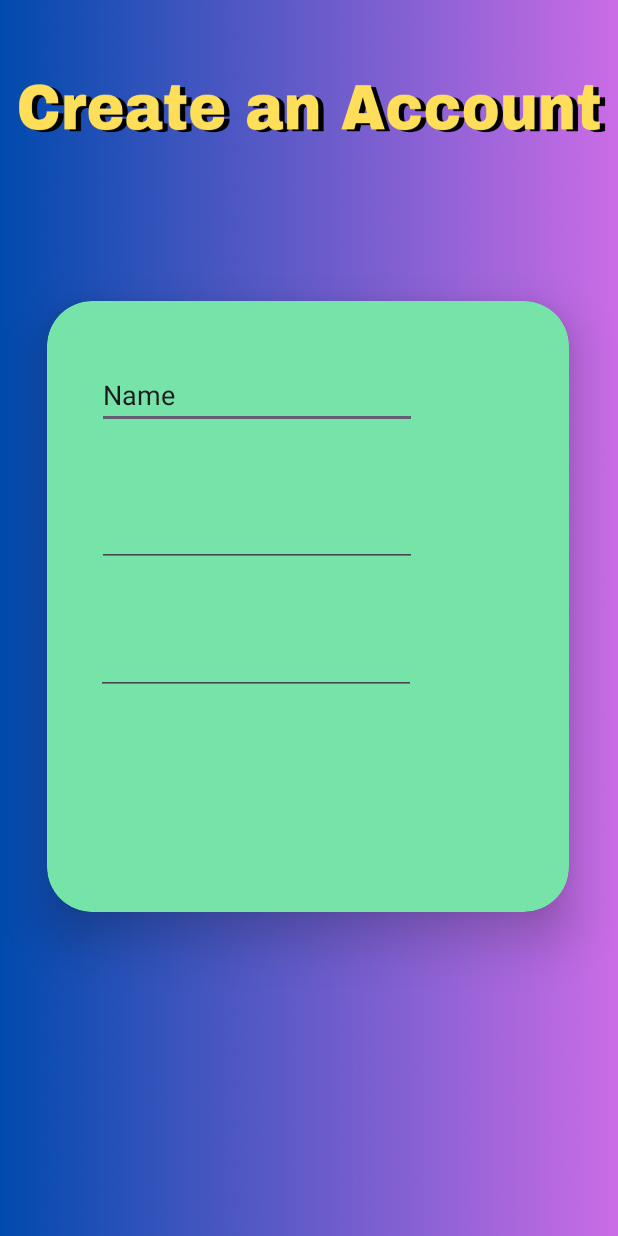
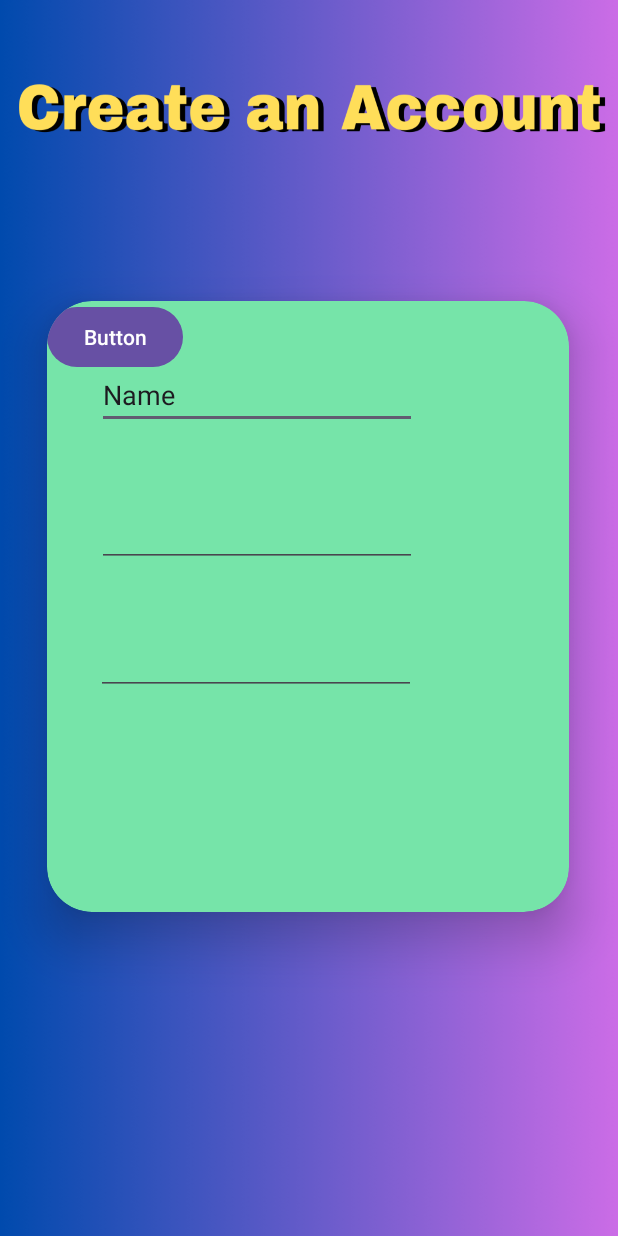
Before and after one commit to GSU-CS-Intro-to-Software-Engineering/SE-2024-Team5, an Android app: the screen it shows after launch (SignUpActivity), after a tap on "Sign Up", on a phone screen of 412 x 824 dp. Run offline under Robolectric (Android 15) with nearby library versions, the phone set to English and light mode, and no system bars; our stand-ins replace Firebase (no records; nobody signed in at launch, a user with empty details on screens opened directly).

Commit message:
Sign up activity initial version

```diff
--- a/app/build.gradle.kts
+++ b/app/build.gradle.kts
@@ -38,10 +38,10 @@ dependencies {
     implementation(libs.material)
     implementation(libs.activity)
     implementation(libs.constraintlayout)
+    implementation(libs.com.google.firebase.firebase.auth2)
     testImplementation(libs.junit)
     androidTestImplementation(libs.ext.junit)
     androidTestImplementation(libs.espresso.core)
     implementation(platform(libs.firebase.bom))
-    implementation(libs.com.google.firebase.firebase.auth3)
 
 }
--- a/app/src/main/AndroidManifest.xml
+++ b/app/src/main/AndroidManifest.xml
@@ -1,6 +1,8 @@
 <?xml version="1.0" encoding="utf-8"?>
 <manifest xmlns:android="http://schemas.android.com/apk/res/android"
     xmlns:tools="http://schemas.android.com/tools">
+
+    <uses-permission android:name="android.permission.INTERNET"/>
 
     <application
         android:allowBackup="true"
--- a/app/src/main/java/com/example/crystalballtaxes/LoginActivity.java
+++ b/app/src/main/java/com/example/crystalballtaxes/LoginActivity.java
@@ -1,10 +1,12 @@
 package com.example.crystalballtaxes;
 
+import android.annotation.SuppressLint;
 import android.content.Intent;
 import android.os.Bundle;
 import android.view.View;
 import android.widget.Button;
 import android.widget.EditText;
+import android.widget.ProgressBar;
 import android.widget.TextView;
 
 import androidx.activity.EdgeToEdge;
@@ -13,17 +15,27 @@ import androidx.core.graphics.Insets;
 import androidx.core.view.ViewCompat;
 import androidx.core.view.WindowInsetsCompat;
 
+import com.google.firebase.auth.FirebaseAuth;
+
 public class LoginActivity extends AppCompatActivity {
 
     private EditText loginEmailInput, loginPassInput;
     private TextView forgetPass;
     private Button loginBtn, signUpBtn;
+    ProgressBar progressBar;
+    private FirebaseAuth mAuth;
 
-
+    //this ignores a false progress bar error
+    @SuppressLint("MissingInflatedId")
     @Override
     protected void onCreate(Bundle savedInstanceState) {
         super.onCreate(savedInstanceState);
         setContentView(R.layout.activity_login);
+
+        // Initialize Firebase Auth
+        mAuth = FirebaseAuth.getInstance();
+        progressBar = findViewById(R.id.loginProgressBar);
+        progressBar.setVisibility(View.GONE);
 
         loginEmailInput = findViewById(R.id.emailEditTxt);
         loginPassInput = findViewById(R.id.passwordEditTxt);
--- a/app/src/main/java/com/example/crystalballtaxes/MainActivity.java
+++ b/app/src/main/java/com/example/crystalballtaxes/MainActivity.java
@@ -16,4 +16,5 @@ public class MainActivity extends AppCompatActivity {
         setContentView(R.layout.activity_main);
 
     }
+
 }
--- a/app/src/main/java/com/example/crystalballtaxes/SignUpActivity.java
+++ b/app/src/main/java/com/example/crystalballtaxes/SignUpActivity.java
@@ -1,19 +1,81 @@
 package com.example.crystalballtaxes;
 
+import static android.content.ContentValues.TAG;
+
 import android.os.Bundle;
+import android.text.TextUtils;
+import android.util.Log;
+import android.view.View;
+import android.widget.Button;
+import android.widget.EditText;
+import android.widget.ProgressBar;
+import android.widget.Toast;
 
 import androidx.activity.EdgeToEdge;
+import androidx.annotation.NonNull;
 import androidx.appcompat.app.AppCompatActivity;
 import androidx.core.graphics.Insets;
 import androidx.core.view.ViewCompat;
 import androidx.core.view.WindowInsetsCompat;
 
+import com.google.android.gms.tasks.OnCompleteListener;
+import com.google.android.gms.tasks.Task;
+import com.google.android.material.textfield.TextInputEditText;
+import com.google.firebase.auth.AuthResult;
+import com.google.firebase.auth.FirebaseAuth;
+import com.google.firebase.auth.FirebaseUser;
+
 public class SignUpActivity extends AppCompatActivity {
+
+    EditText emailTextEdit, passwordTextEdit;
+    Button signUpBtn;
+    ProgressBar progressBar;
+    private FirebaseAuth mAuth;
 
     @Override
     protected void onCreate(Bundle savedInstanceState) {
         super.onCreate(savedInstanceState);
         setContentView(R.layout.activity_sign_up);
+        // Initialize Firebase Auth
+        mAuth = FirebaseAuth.getInstance();
 
+        emailTextEdit = findViewById(R.id.emailTextEdit);
+        passwordTextEdit = findViewById(R.id.passwordTextEdit);
+        signUpBtn = findViewById(R.id.signUp);
+        progressBar = findViewById(R.id.progressBar);
+
+        signUpBtn.setOnClickListener(view -> {
+            progressBar.setVisibility(View.VISIBLE);
+            String email = emailTextEdit.getText().toString();
+            String password = passwordTextEdit.getText().toString();
+
+            // Check if email and password are not empty
+            if(TextUtils.isEmpty(email)){
+                Toast.makeText(SignUpActivity.this, "Enter email", Toast.LENGTH_SHORT).show();
+                return;
+            }
+            if(TextUtils.isEmpty(password)){
+                Toast.makeText(SignUpActivity.this, "Enter password", Toast.LENGTH_SHORT).show();
+                return;
+            }
+
+            // Create user with email and password using firebase template
+            mAuth.createUserWithEmailAndPassword(email, password)
+                    .addOnCompleteListener(this, new OnCompleteListener<AuthResult>() {
+                        @Override
+                        public void onComplete(@NonNull Task<AuthResult> task) {
+                            if (task.isSuccessful()) {
+                                progressBar.setVisibility(View.GONE);
+                                Toast.makeText(SignUpActivity.this, "Account created.",
+                                        Toast.LENGTH_SHORT).show();
+
+                            } else {
+                                // If sign in fails, display a message to the user.
+                                Toast.makeText(SignUpActivity.this, "Authentication failed.",
+                                        Toast.LENGTH_SHORT).show();
+                            }
+                        }
+                    });
+        });
+        }
     }
-}
--- a/app/src/main/res/layout/activity_sign_up.xml
+++ b/app/src/main/res/layout/activity_sign_up.xml
@@ -39,13 +39,13 @@
                 android:ems="10"
                 android:inputType="text"
                 android:text="Name"
-                app:layout_constraintBottom_toTopOf="@+id/editTextTextEmailAddress2"
+                app:layout_constraintBottom_toTopOf="@+id/emailTextEdit"
                 app:layout_constraintEnd_toEndOf="parent"
                 app:layout_constraintStart_toStartOf="parent"
                 app:layout_constraintTop_toTopOf="parent" />
 
             <EditText
-                android:id="@+id/editTextTextEmailAddress2"
+                android:id="@+id/emailTextEdit"
                 android:layout_width="wrap_content"
                 android:layout_height="wrap_content"
                 android:layout_marginStart="35dp"
@@ -54,13 +54,13 @@
                 android:layout_marginBottom="26dp"
                 android:ems="10"
                 android:inputType="textEmailAddress"
-                app:layout_constraintBottom_toTopOf="@+id/editTextNumberPassword"
+                app:layout_constraintBottom_toTopOf="@+id/passwordTextEdit"
                 app:layout_constraintEnd_toEndOf="parent"
                 app:layout_constraintStart_toStartOf="parent"
                 app:layout_constraintTop_toBottomOf="@+id/editTextText" />
 
             <EditText
-                android:id="@+id/editTextNumberPassword"
+                android:id="@+id/passwordTextEdit"
                 android:layout_width="wrap_content"
                 android:layout_height="wrap_content"
                 android:layout_marginStart="34dp"
@@ -68,11 +68,28 @@
                 android:layout_marginEnd="104dp"
                 android:layout_marginBottom="159dp"
                 android:ems="10"
-                android:inputType="numberPassword"
+                android:inputType="textPassword"
                 app:layout_constraintBottom_toBottomOf="parent"
                 app:layout_constraintEnd_toEndOf="parent"
                 app:layout_constraintStart_toStartOf="parent"
-                app:layout_constraintTop_toBottomOf="@+id/editTextTextEmailAddress2" />
+                app:layout_constraintTop_toBottomOf="@+id/emailTextEdit" />
+
+            <Button
+                android:id="@+id/signUp"
+                android:layout_width="wrap_content"
+                android:layout_height="wrap_content"
+                android:text="Button"
+                tools:layout_editor_absoluteX="109dp"
+                tools:layout_editor_absoluteY="295dp" />
+
+            <ProgressBar
+                android:id="@+id/progressBar"
+                style="?android:attr/progressBarStyle"
+                android:layout_width="wrap_content"
+                android:layout_height="wrap_content"
+                android:visibility="gone"
+                tools:layout_editor_absoluteX="37dp"
+                tools:layout_editor_absoluteY="294dp" />
         </androidx.constraintlayout.widget.ConstraintLayout>
     </androidx.cardview.widget.CardView>
 </androidx.constraintlayout.widget.ConstraintLayout>
--- a/build.gradle.kts
+++ b/build.gradle.kts
@@ -1,3 +1,8 @@
+buildscript {
+    dependencies{
+        classpath( libs.google.services)
+    }
+}
 // Top-level build file where you can add configuration options common to all sub-projects/modules.
 plugins {
     alias(libs.plugins.android.application) apply false
--- a/gradle/libs.versions.toml
+++ b/gradle/libs.versions.toml
@@ -2,6 +2,7 @@
 agp = "8.6.1"
 firebaseBom = "33.4.0"
 firebaseBomVersion = "32.2.3"
+googleServices = "4.4.2"
 junit = "4.13.2"
 junitVersion = "1.2.1"
 espressoCore = "3.6.1"
@@ -21,6 +22,7 @@ firebase-auth-ktx = { module = "com.google.firebase:firebase-auth-ktx" }
 firebase-bom = { module = "com.google.firebase:firebase-bom", version.ref = "firebaseBom" }
 firebase-bom-v3223 = { module = "com.google.firebase:firebase-bom", version.ref = "firebaseBomVersion" }
 google-firebase-auth = { module = "com.google.firebase:firebase-auth" }
+google-services = { module = "com.google.gms:google-services", version.ref = "googleServices" }
 junit = { group = "junit", name = "junit", version.ref = "junit" }
 ext-junit = { group = "androidx.test.ext", name = "junit", version.ref = "junitVersion" }
 espresso-core = { group = "androidx.test.espresso", name = "espresso-core", version.ref = "espressoCore" }
```
Also changed, not shown: app/src/main/res/layout/activity_login.xml (+8 -0 lines).
